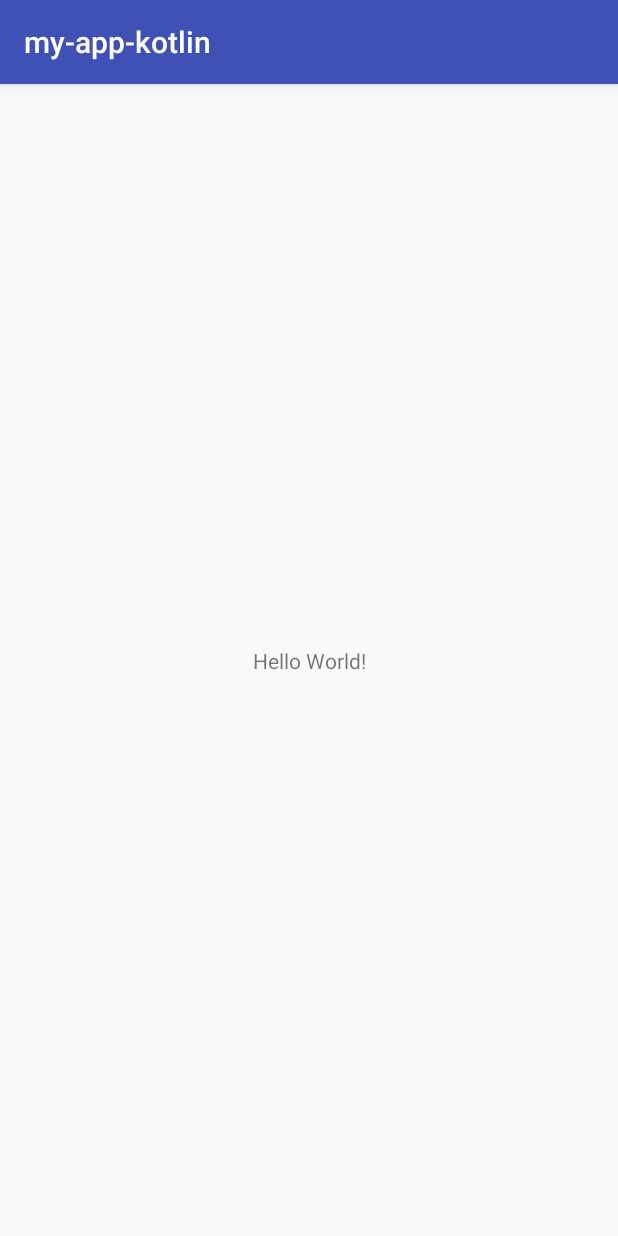
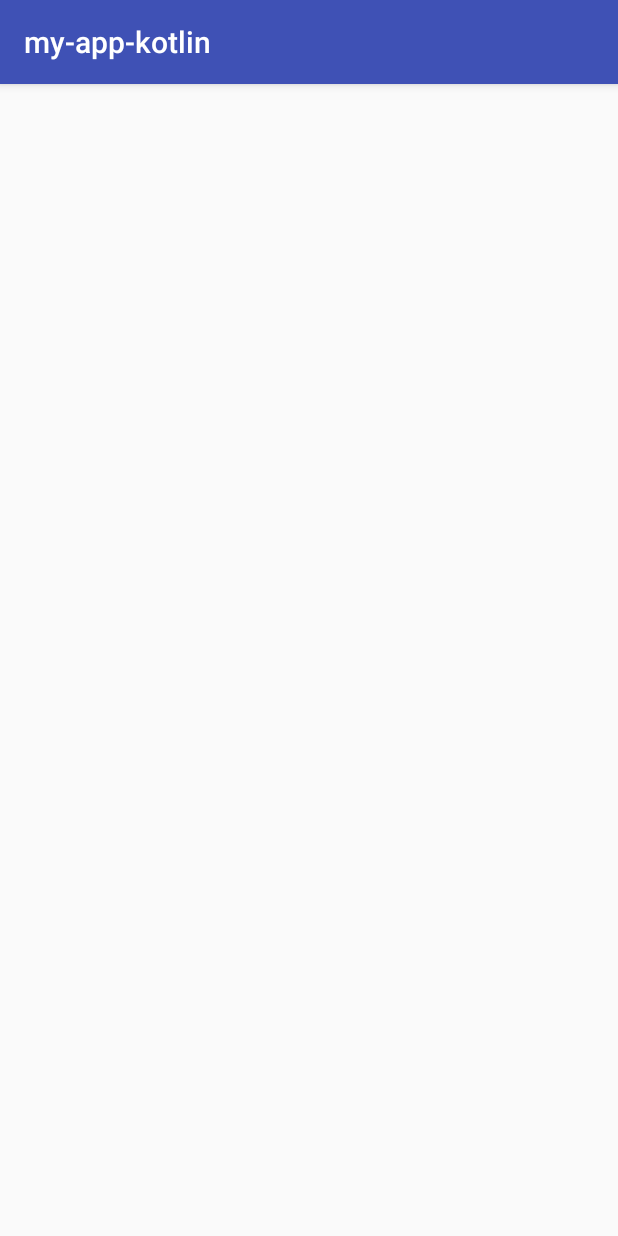
Before and after one commit to Mauricio-Souza/Forecast-App, an Android app: the screen it shows after launch (MainActivity), on a phone screen of 412 x 824 dp. Run offline under Robolectric (Android 15) with nearby library versions, the phone set to English and light mode, and no system bars; libraries missing offline, so code that uses them is left out: org.kodein.di.

```diff
--- a/app/src/main/res/layout/activity_main.xml
+++ b/app/src/main/res/layout/activity_main.xml
@@ -1,5 +1,5 @@
 <?xml version="1.0" encoding="utf-8"?>
-<android.support.constraint.ConstraintLayout
+<androidx.constraintlayout.widget.ConstraintLayout
     xmlns:android="http://schemas.android.com/apk/res/android"
     xmlns:app="http://schemas.android.com/apk/res-auto"
     xmlns:tools="http://schemas.android.com/tools"
@@ -7,13 +7,6 @@
     android:layout_height="match_parent"
     tools:context="dev.msouza.com.forecast_app.ui.MainActivity">
 
-    <TextView
-        android:layout_width="wrap_content"
-        android:layout_height="wrap_content"
-        android:text="Hello World!"
-        app:layout_constraintBottom_toBottomOf="parent"
-        app:layout_constraintLeft_toLeftOf="parent"
-        app:layout_constraintRight_toRightOf="parent"
-        app:layout_constraintTop_toTopOf="parent" />
 
-</android.support.constraint.ConstraintLayout>
+
+</androidx.constraintlayout.widget.ConstraintLayout>
--- a/build.gradle
+++ b/build.gradle
@@ -5,6 +5,7 @@ buildscript {
     repositories {
         google()
         jcenter()
+        maven { url "https://maven.google.com" }
     }
     dependencies {
         classpath 'com.android.tools.build:gradle:3.3.0'
```
Also changed, not shown: app/build.gradle (+11 -5 lines).
